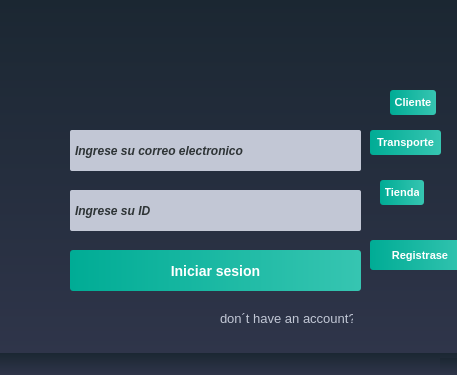
Qt form Hermes_GUI/loginwindow.ui (gustavo-dgs/Hermes) before a commit.
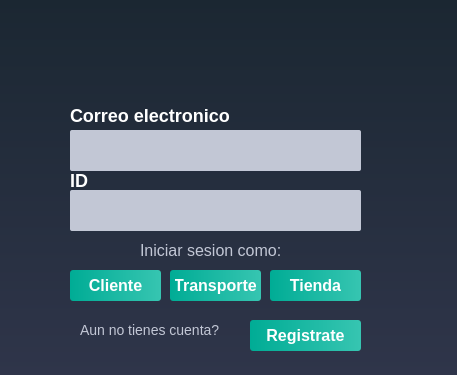
The same form after that commit. Icons and pictures are not drawn.

```diff
--- a/Hermes_GUI/loginwindow.ui
+++ b/Hermes_GUI/loginwindow.ui
@@ -34,53 +34,6 @@
      <verstretch>0</verstretch>
     </sizepolicy>
    </property>
-   <widget class="QPushButton" name="botonRegistro">
-    <property name="geometry">
-     <rect>
-      <x>370</x>
-      <y>240</y>
-      <width>100</width>
-      <height>30</height>
-     </rect>
-    </property>
-    <property name="sizePolicy">
-     <sizepolicy hsizetype="Minimum" vsizetype="Minimum">
-      <horstretch>0</horstretch>
-      <verstretch>0</verstretch>
-     </sizepolicy>
-    </property>
-    <property name="minimumSize">
-     <size>
-      <width>100</width>
-      <height>30</height>
-     </size>
-    </property>
-    <property name="maximumSize">
-     <size>
-      <width>200</width>
-      <height>20</height>
-     </size>
-    </property>
-    <property name="layoutDirection">
-     <enum>Qt::RightToLeft</enum>
-    </property>
-    <property name="styleSheet">
-     <string notr="true">QPushButton
-{
-	background-color: qlineargradient(spread:pad, x1:0, y1:0.511, x2:1, y2:0.511, stop:0 rgba(0, 172, 149, 255),stop:0.995192 rgba(54, 197, 177, 255));
-	color: #fff;
-	font-size: 11px;
-	font-weight: bold;
-	border: none;
-	border-radius: 3px;
-	padding: 5px;
-
-}</string>
-    </property>
-    <property name="text">
-     <string>Registrase</string>
-    </property>
-   </widget>
    <widget class="QLineEdit" name="cajetinCorreo">
     <property name="geometry">
      <rect>
@@ -124,7 +77,7 @@
 }</string>
     </property>
     <property name="text">
-     <string>Ingrese su correo electronico</string>
+     <string/>
     </property>
     <property name="alignment">
      <set>Qt::AlignLeading|Qt::AlignLeft|Qt::AlignVCenter</set>
@@ -175,7 +128,7 @@
 }</string>
     </property>
     <property name="text">
-     <string>Ingrese su ID</string>
+     <string/>
     </property>
     <property name="alignment">
      <set>Qt::AlignLeading|Qt::AlignLeft|Qt::AlignVCenter</set>
@@ -239,81 +192,18 @@
    <widget class="QPushButton" name="botonInicioSesion">
     <property name="geometry">
      <rect>
-      <x>70</x>
-      <y>250</y>
-      <width>291</width>
-      <height>41</height>
+      <x>170</x>
+      <y>270</y>
+      <width>91</width>
+      <height>31</height>
      </rect>
     </property>
-    <property name="sizePolicy">
-     <sizepolicy hsizetype="Minimum" vsizetype="Preferred">
-      <horstretch>0</horstretch>
-      <verstretch>0</verstretch>
-     </sizepolicy>
-    </property>
-    <property name="maximumSize">
-     <size>
-      <width>1500</width>
-      <height>50</height>
-     </size>
-    </property>
-    <property name="sizeIncrement">
-     <size>
-      <width>0</width>
-      <height>50</height>
-     </size>
-    </property>
-    <property name="baseSize">
-     <size>
-      <width>50</width>
-      <height>50</height>
-     </size>
-    </property>
-    <property name="font">
-     <font>
-      <pointsize>-1</pointsize>
-      <weight>75</weight>
-      <bold>true</bold>
-     </font>
-    </property>
     <property name="styleSheet">
      <string notr="true">QPushButton
 {
 	background-color: qlineargradient(spread:pad, x1:0, y1:0.511, x2:1, y2:0.511, stop:0 rgba(0, 172, 149, 255),stop:0.995192 rgba(54, 197, 177, 255));
 	color: #fff;
-	font-size: 14px;
-	font-weight: bold;
-	border: none;
-	border-radius: 3px;
-	padding: 5px;
-
-}</string>
-    </property>
-    <property name="text">
-     <string>Iniciar sesion</string>
-    </property>
-    <property name="iconSize">
-     <size>
-      <width>24</width>
-      <height>24</height>
-     </size>
-    </property>
-   </widget>
-   <widget class="QPushButton" name="pushButton_5">
-    <property name="geometry">
-     <rect>
-      <x>370</x>
-      <y>130</y>
-      <width>71</width>
-      <height>25</height>
-     </rect>
-    </property>
-    <property name="styleSheet">
-     <string notr="true">QPushButton
-{
-	background-color: qlineargradient(spread:pad, x1:0, y1:0.511, x2:1, y2:0.511, stop:0 rgba(0, 172, 149, 255),stop:0.995192 rgba(54, 197, 177, 255));
-	color: #fff;
-	font-size: 11px;
+	font-size: 16px;
 	font-weight: bold;
 	border: none;
 	border-radius: 3px;
@@ -328,10 +218,10 @@
    <widget class="QLabel" name="label_2">
     <property name="geometry">
      <rect>
-      <x>220</x>
-      <y>310</y>
-      <width>133</width>
-      <height>17</height>
+      <x>80</x>
+      <y>320</y>
+      <width>151</width>
+      <height>20</height>
      </rect>
     </property>
     <property name="sizePolicy">
@@ -346,6 +236,11 @@
       <height>40</height>
      </size>
     </property>
+    <property name="font">
+     <font>
+      <pointsize>-1</pointsize>
+     </font>
+    </property>
     <property name="contextMenuPolicy">
      <enum>Qt::NoContextMenu</enum>
     </property>
@@ -357,21 +252,21 @@
 {
 	background-color: transparent;
 	color: #c2c7d5;
-	font-size: 13px;
+	font-size: 14px;
 
 }</string>
     </property>
     <property name="text">
-     <string>don´t have an account?</string>
+     <string>Aun no tienes cuenta?</string>
     </property>
    </widget>
    <widget class="QPushButton" name="pushButton_4">
     <property name="geometry">
      <rect>
-      <x>380</x>
-      <y>180</y>
-      <width>44</width>
-      <height>25</height>
+      <x>270</x>
+      <y>270</y>
+      <width>91</width>
+      <height>31</height>
      </rect>
     </property>
     <property name="styleSheet">
@@ -379,7 +274,7 @@
 {
 	background-color: qlineargradient(spread:pad, x1:0, y1:0.511, x2:1, y2:0.511, stop:0 rgba(0, 172, 149, 255),stop:0.995192 rgba(54, 197, 177, 255));
 	color: #fff;
-	font-size: 11px;
+	font-size: 16px;
 	font-weight: bold;
 	border: none;
 	border-radius: 3px;
@@ -394,10 +289,10 @@
    <widget class="QPushButton" name="pushButton_3">
     <property name="geometry">
      <rect>
-      <x>390</x>
-      <y>90</y>
-      <width>46</width>
-      <height>25</height>
+      <x>70</x>
+      <y>270</y>
+      <width>91</width>
+      <height>31</height>
      </rect>
     </property>
     <property name="styleSheet">
@@ -405,7 +300,7 @@
 {
 	background-color: qlineargradient(spread:pad, x1:0, y1:0.511, x2:1, y2:0.511, stop:0 rgba(0, 172, 149, 255),stop:0.995192 rgba(54, 197, 177, 255));
 	color: #fff;
-	font-size: 11px;
+	font-size: 16px;
 	font-weight: bold;
 	border: none;
 	border-radius: 3px;
@@ -417,8 +312,133 @@
      <string>Cliente</string>
     </property>
    </widget>
+   <widget class="QPushButton" name="RegistroBoton">
+    <property name="geometry">
+     <rect>
+      <x>250</x>
+      <y>320</y>
+      <width>111</width>
+      <height>31</height>
+     </rect>
+    </property>
+    <property name="font">
+     <font>
+      <pointsize>-1</pointsize>
+      <weight>75</weight>
+      <bold>true</bold>
+     </font>
+    </property>
+    <property name="styleSheet">
+     <string notr="true">QPushButton
+{
+	background-color: qlineargradient(spread:pad, x1:0, y1:0.511, x2:1, y2:0.511, stop:0 rgba(0, 172, 149, 255),stop:0.995192 rgba(54, 197, 177, 255));
+	color: #fff;
+	font-size: 16px;
+	font-weight: bold;
+	border: none;
+	border-radius: 3px;
+	padding: 5px;
+
+}</string>
+    </property>
+    <property name="text">
+     <string>Registrate</string>
+    </property>
+   </widget>
+   <widget class="QLabel" name="label_5">
+    <property name="geometry">
+     <rect>
+      <x>70</x>
+      <y>90</y>
+      <width>171</width>
+      <height>51</height>
+     </rect>
+    </property>
+    <property name="styleSheet">
+     <string notr="true">QLabel
+{
+	background-color: transparent;
+	color: #FFFFFF;
+	font-size: 18px;
+	font-weight: bold;
+
+
+}</string>
+    </property>
+    <property name="text">
+     <string>Correo electronico</string>
+    </property>
+   </widget>
+   <widget class="QLabel" name="label_6">
+    <property name="geometry">
+     <rect>
+      <x>70</x>
+      <y>170</y>
+      <width>21</width>
+      <height>21</height>
+     </rect>
+    </property>
+    <property name="styleSheet">
+     <string notr="true">QLabel
+{
+	background-color: transparent;
+	color: #FFFFFF;
+	font-size: 18px;
+	font-weight: bold;
+
+
+}</string>
+    </property>
+    <property name="text">
+     <string>ID</string>
+    </property>
+   </widget>
+   <widget class="QLabel" name="label_3">
+    <property name="geometry">
+     <rect>
+      <x>140</x>
+      <y>240</y>
+      <width>171</width>
+      <height>20</height>
+     </rect>
+    </property>
+    <property name="sizePolicy">
+     <sizepolicy hsizetype="Minimum" vsizetype="Preferred">
+      <horstretch>0</horstretch>
+      <verstretch>0</verstretch>
+     </sizepolicy>
+    </property>
+    <property name="maximumSize">
+     <size>
+      <width>210</width>
+      <height>40</height>
+     </size>
+    </property>
+    <property name="font">
+     <font>
+      <pointsize>-1</pointsize>
+     </font>
+    </property>
+    <property name="contextMenuPolicy">
+     <enum>Qt::NoContextMenu</enum>
+    </property>
+    <property name="layoutDirection">
+     <enum>Qt::LeftToRight</enum>
+    </property>
+    <property name="styleSheet">
+     <string notr="true">QLabel
+{
+	background-color: transparent;
+	color: #c2c7d5;
+	font-size: 16px;
+
+}</string>
+    </property>
+    <property name="text">
+     <string>Iniciar sesion como:</string>
+    </property>
+   </widget>
   </widget>
-  <widget class="QStatusBar" name="statusBar"/>
  </widget>
  <layoutdefault spacing="6" margin="11"/>
  <resources>
```
Left out of the diff: 6 changed lines with no effect on the pictures.
